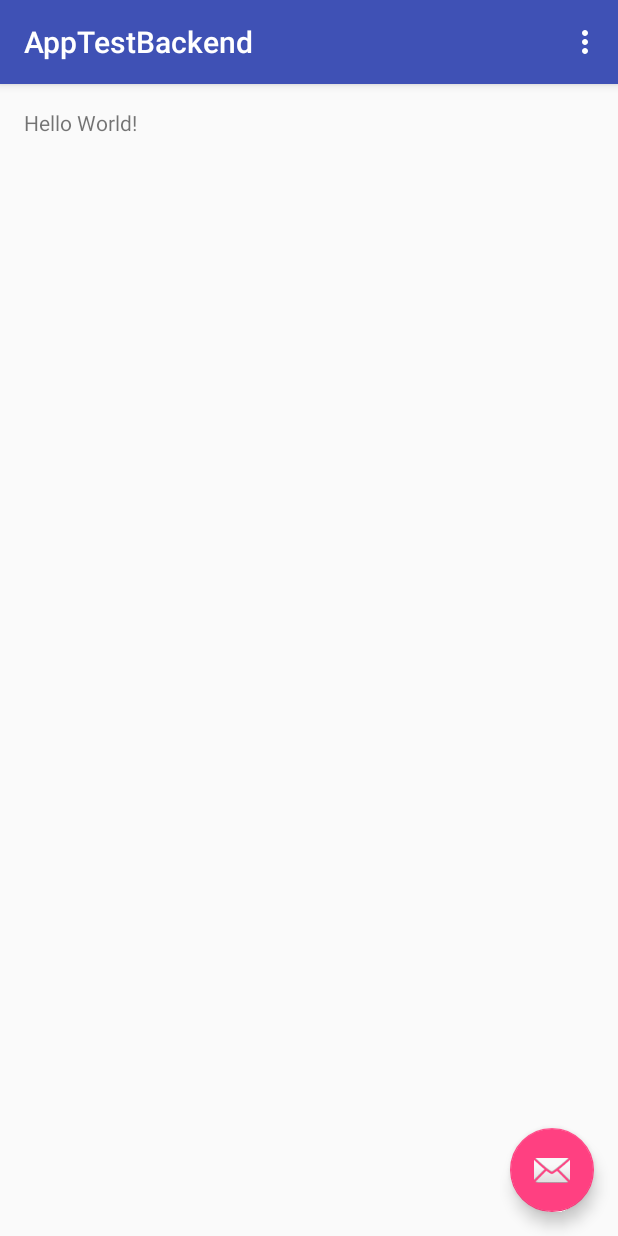
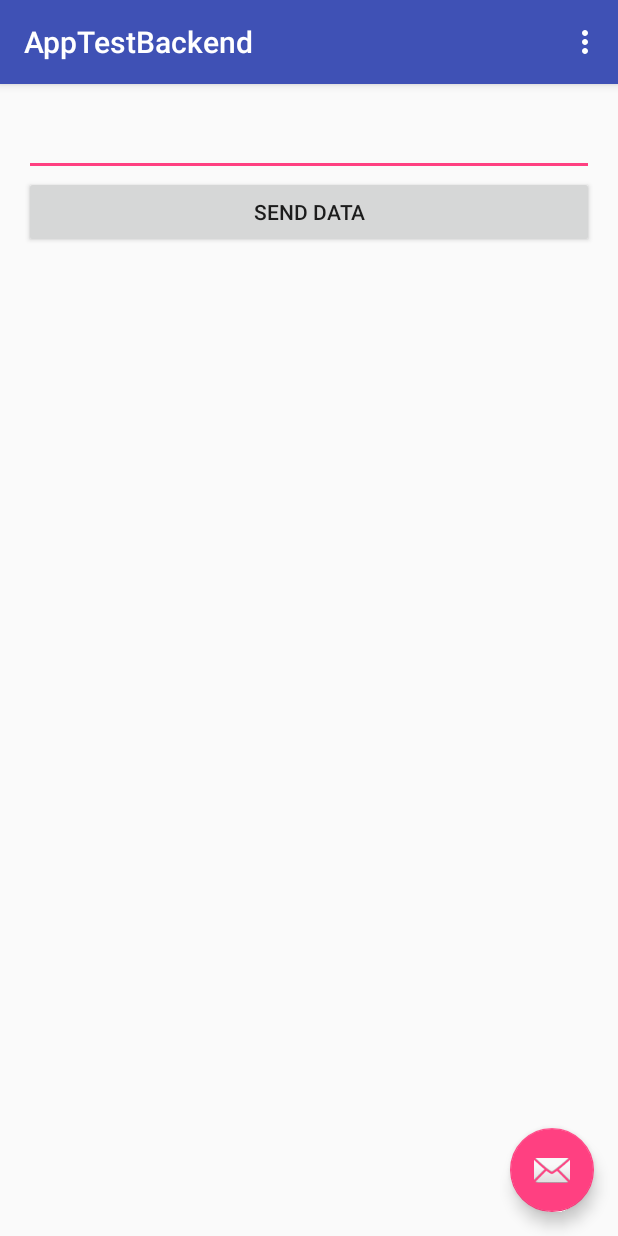
Before and after one commit to sp168jay/appbackend, an Android app: the screen it shows after launch (MyActivity), on a phone screen of 412 x 824 dp. Run offline under Robolectric (Android 15) with nearby library versions, the phone set to English and light mode, and no system bars.

Commit message:
連線到後端主機，詳情請看 git

```diff
--- a/app/src/main/res/layout/content_my.xml
+++ b/app/src/main/res/layout/content_my.xml
@@ -1,20 +1,44 @@
 <?xml version="1.0" encoding="utf-8"?>
-<RelativeLayout
-    xmlns:android="http://schemas.android.com/apk/res/android"
+<LinearLayout xmlns:android="http://schemas.android.com/apk/res/android"
+
+    xmlns:app="http://schemas.android.com/apk/res-auto"
     xmlns:tools="http://schemas.android.com/tools"
-    xmlns:app="http://schemas.android.com/apk/res-auto"
+
     android:layout_width="match_parent"
     android:layout_height="match_parent"
+    android:orientation="vertical"
+
+    android:paddingBottom="@dimen/activity_vertical_margin"
     android:paddingLeft="@dimen/activity_horizontal_margin"
     android:paddingRight="@dimen/activity_horizontal_margin"
     android:paddingTop="@dimen/activity_vertical_margin"
-    android:paddingBottom="@dimen/activity_vertical_margin"
     app:layout_behavior="@string/appbar_scrolling_view_behavior"
-    tools:showIn="@layout/activity_my"
-    tools:context="com.example.abair.apptestbackend.MyActivity">
+    tools:context="com.example.abair.apptestbackend.MyActivity"
+    tools:showIn="@layout/activity_my">
+    <!--改成使用 LinearLayout，記得要加方向性-->
+    <!--其他使用預設，版面才不會跑掉-->
 
+    <!--輸入要傳送出去的資料-->
+    <EditText
+        android:id="@+id/senddata_txt"
+        android:layout_width="match_parent"
+        android:layout_height="wrap_content"
+        android:ems="10" />
+    <!--請查一下，id，ems 分別是做麼的-->
+
+    <!--傳送資料用的按鈕-->
+    <Button
+        android:id="@+id/send_btn"
+        android:layout_width="match_parent"
+        android:layout_height="wrap_content"
+        android:text="Send Data"
+        android:onClick="on_send_click"/>
+    <!--android:text 可以用多國語言用的方式處理。-->
+    <!--onClick 需要在java程式中有對應的函式 on_send_click-->
+
+    <!--修改成要顯示收到的資料-->
     <TextView
-        android:text="Hello World!"
-        android:layout_width="wrap_content"
+        android:id="@+id/show_text"
+        android:layout_width="match_parent"
         android:layout_height="wrap_content" />
-</RelativeLayout>
+</LinearLayout>
--- a/app/src/main/res/menu/menu_my.xml
+++ b/app/src/main/res/menu/menu_my.xml
@@ -1,9 +1,10 @@
 <menu xmlns:android="http://schemas.android.com/apk/res/android"
     xmlns:app="http://schemas.android.com/apk/res-auto"
     xmlns:tools="http://schemas.android.com/tools"
-    tools:context="com.example.abair.apptestbackend.MyActivity" >
-    <item android:id="@+id/action_settings"
+    tools:context="com.example.abair.apptestbackend.MyActivity">
+    <item
+        android:id="@+id/action_settings"
+        android:orderInCategory="100"
         android:title="@string/action_settings"
-        android:orderInCategory="100"
         app:showAsAction="never" />
 </menu>
--- a/app/src/main/res/values-v21/styles.xml
+++ b/app/src/main/res/values-v21/styles.xml
@@ -1,4 +1,5 @@
 <resources>>
+
     <style name="AppTheme.NoActionBar">
         <item name="windowActionBar">false</item>
         <item name="windowNoTitle">true</item>
--- a/app/src/main/res/values/styles.xml
+++ b/app/src/main/res/values/styles.xml
@@ -7,11 +7,14 @@
         <item name="colorPrimaryDark">@color/colorPrimaryDark</item>
         <item name="colorAccent">@color/colorAccent</item>
     </style>
+
     <style name="AppTheme.NoActionBar">
         <item name="windowActionBar">false</item>
         <item name="windowNoTitle">true</item>
     </style>
+
     <style name="AppTheme.AppBarOverlay" parent="ThemeOverlay.AppCompat.Dark.ActionBar" />
+
     <style name="AppTheme.PopupOverlay" parent="ThemeOverlay.AppCompat.Light" />
 
 </resources>
```
Also changed, not shown: app/src/main/AndroidManifest.xml (+7 -3 lines), app/src/main/java/com/example/abair/apptestbackend/MyActivity.java (+51 -1 lines), app/src/main/res/layout/activity_my.xml (+3 -4 lines). Lines whose indentation alone changed are shown as unchanged.
